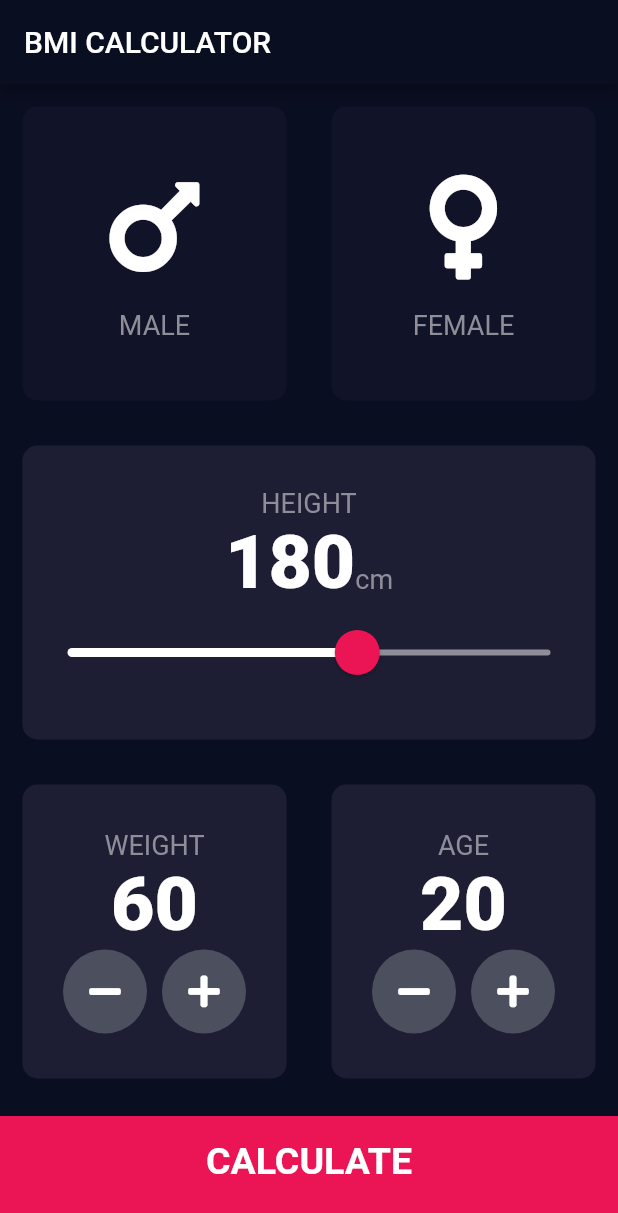
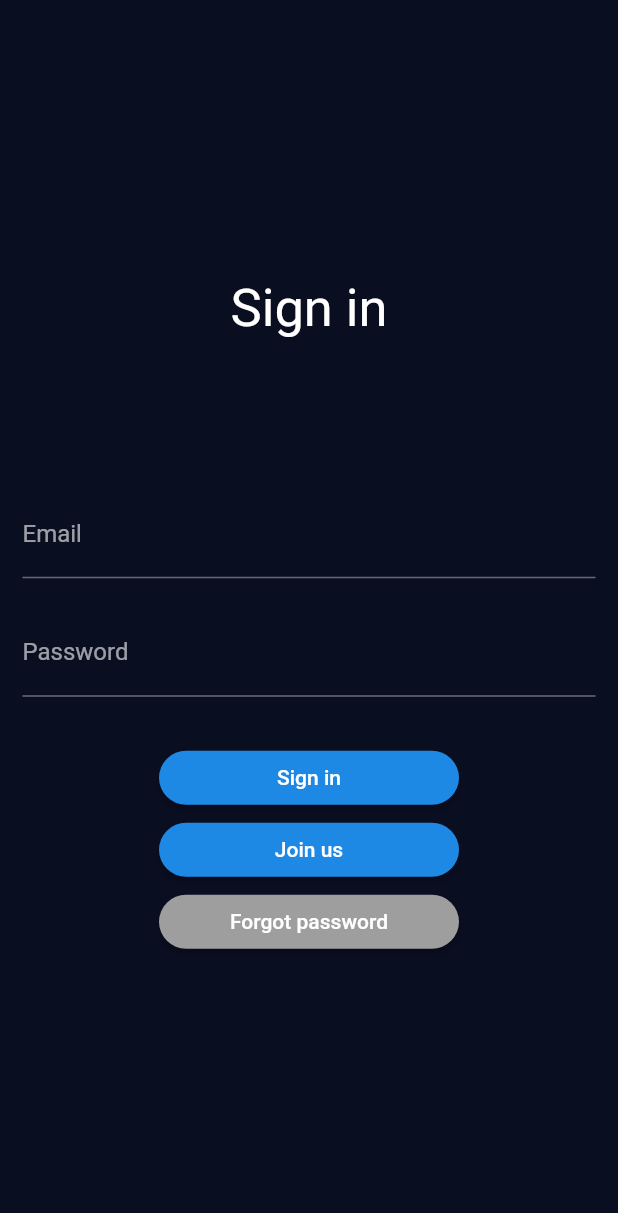
Before and after one commit to afblaze94/bmi_calculator, a Flutter app: the screen it shows after launch, on a phone screen of 412 x 824 dp. Shown: the top 1213 px of the screen. Run offline on Flutter 3.47's test engine with Material 2 defaults, Android fonts, the phone set to English and light mode, and no system bars; our stand-ins replace cloud_firestore, firebase_auth, font_awesome_flutter, string_validator; missing offline and left inert: firestore_ui; accounts and stored records are empty.

```diff
--- a/lib/main.dart
+++ b/lib/main.dart
@@ -1,3 +1,4 @@
+import 'package:bmicalculator/screens/welcome.dart';
 import 'package:flutter/material.dart';
 import 'package:bmicalculator/screens/input_page.dart';
 
@@ -12,7 +13,7 @@ class BMICalculator extends StatelessWidget {
         primaryColor: Color(0xFF0A0E21),
         scaffoldBackgroundColor: Color(0xFF0A0E21),
       ),
-      home: InputPage(),
+      home: Welcome(),
     );
   }
 }
--- /dev/null
+++ b/lib/screens/welcome.dart
@@ -0,0 +1,186 @@
+import 'package:bmicalculator/components/loadingScreen.dart';
+import 'package:bmicalculator/screens/joinUs_page.dart';
+import 'package:cloud_firestore/cloud_firestore.dart';
+import 'package:firebase_auth/firebase_auth.dart';
+import 'package:flutter/material.dart';
+import 'package:flutter/services.dart';
+import 'package:string_validator/string_validator.dart';
+import 'input_page.dart';
+
+//===== GLOBALS =====//
+String email;
+class Welcome extends StatefulWidget {
+  @override
+  _WelcomeState createState() => _WelcomeState();
+}
+
+class _WelcomeState extends State<Welcome> {
+  //=======================================================//
+  //===========  Class functions and variables  ===========//
+  //=======================================================//
+  String _email, _password;
+  final _firestore = Firestore.instance;
+  final GlobalKey<FormState> _formKey = GlobalKey<FormState>();
+
+  //=======================================================//
+  //====================  UI elements  ====================//
+  //=======================================================//
+  @override
+  Widget build(BuildContext context) {
+    return Scaffold(
+        body: Form(
+            key: _formKey,
+            child: Container(
+              padding: EdgeInsets.all(15),
+              child: Column(
+                mainAxisAlignment: MainAxisAlignment.center,
+                crossAxisAlignment: CrossAxisAlignment.center,
+                children: <Widget>[
+                  Text('Sign in',
+                    textScaleFactor: 2.5,
+                  ),
+
+                  SizedBox(height: 100,),
+
+                  TextFormField(    //Email
+                    validator: (input){
+                      if(input.isEmpty || !isEmail(input)){
+                        return 'Please enter a valid email';
+                      }
+                    },
+                    onSaved: (input) => _email = input,
+                    decoration: InputDecoration(
+                        labelText: "Email"
+                    ),
+                  ),
+
+                  SizedBox(   //For spacing out text fields (reused)
+                    height: 20,),
+
+                  TextFormField(    //Password
+                    validator: (input){
+                      if(input.length < 6){
+                        return 'Please enter password of length > 6';
+                      }
+                    },
+                    onSaved: (input) => _password = input,
+                    decoration: InputDecoration(
+                        labelText: "Password"
+                    ),
+                    obscureText: true,
+                  ),
+
+                  SizedBox(height: 30,),
+
+                  SizedBox(
+                    width: 200,
+                    child: RaisedButton(
+                      onPressed: _signIn,
+                      shape: RoundedRectangleBorder(
+                        borderRadius: new BorderRadius.circular(18.0),
+                      ),
+                      child: Text('Sign in'),
+                    ),
+                  ),
+
+                  SizedBox(
+                    width: 200,
+                    child: RaisedButton(
+                      onPressed: _joinUs,
+                      shape: RoundedRectangleBorder(
+                        borderRadius: new BorderRadius.circular(18.0),
+                      ),
+                      child: Text('Join us'),
+                    ),
+                  ),
+
+                  SizedBox(
+                      width: 200,
+                      child: RaisedButton(
+                        color: Colors.grey,
+                        shape: RoundedRectangleBorder(
+                          borderRadius: new BorderRadius.circular(18.0),
+                        ),
+                        onPressed: _resetPassword,
+                        child: Text('Forgot password'),
+                      )
+                  ),
+                ],
+              ),
+            )
+        ),
+    );
+  }
+
+  Future<void> _signIn() async {
+    final _formState = _formKey.currentState;
+    if(_formState.validate()) {
+      _formState.save();
+
+      //Loading screen
+      showDialog(
+          context: context,
+          builder: (BuildContext context){
+            return LoadingScreen(title: 'Logging in...',);
+          }
+      );
+
+      try{
+        FirebaseAuth _firebaseAuth = FirebaseAuth.instance;
+        AuthResult user = await _firebaseAuth.signInWithEmailAndPassword(email: _email, password: _password);
+
+        FirebaseUser _firebaseUser = await _firebaseAuth.currentUser();
+        print('Logged in');
+        email = _firebaseUser.email;
+
+        //Push main page
+        await Navigator.pushReplacement(context, MaterialPageRoute(builder: (BuildContext context) => InputPage()));
+      }
+      catch(error){
+        Navigator.pop(context);
+        if(error is PlatformException){
+          if(error.code == 'ERROR_USER_NOT_FOUND' || error.code == 'ERROR_WRONG_PASSWORD'){
+            showDialog(
+                context: context,
+                builder: (BuildContext context){
+                  return AlertDialog(
+                      title: Text('Error', textScaleFactor: 1.1),
+                      content: Container(
+                        height: 90,
+                        child: Column(
+                          mainAxisAlignment: MainAxisAlignment.spaceEvenly,
+                          children: <Widget>[
+                            Text(
+                              error.code == 'ERROR_USER_NOT_FOUND'?'Invalid email':'Wrong password', textScaleFactor: 1.1,
+                            ),
+                            FlatButton(
+                              child: Text(
+                                'Ok', textScaleFactor: 1.1,
+                              ),
+                              onPressed: (){
+                                Navigator.pop(context);
+                              },
+                            )
+                          ],
+                        ),
+                      )
+                  );
+                }
+            );
+          }
+        }
+      }
+    }
+  }
+
+  Future<void> _resetPassword() async {
+    final _formState = _formKey.currentState;
+    _formState.save();
+    await FirebaseAuth.instance.sendPasswordResetEmail(email: _email);
+  }
+
+  void _joinUs(){
+    Navigator.push(context, MaterialPageRoute(builder: (context) => JoinUs(),
+        fullscreenDialog: true));
+  }
+}
```
Also changed, not shown: lib/components/loadingScreen.dart (added, +32 -0 lines), lib/screens/historyPage.dart (added, +54 -0 lines), lib/screens/input_page.dart (+15 -0 lines), lib/screens/joinUs_page.dart (added, +159 -0 lines), lib/screens/results_page.dart (+29 -2 lines), pubspec.yaml (+10 -0 lines), pubspec.lock, 3 other files.
